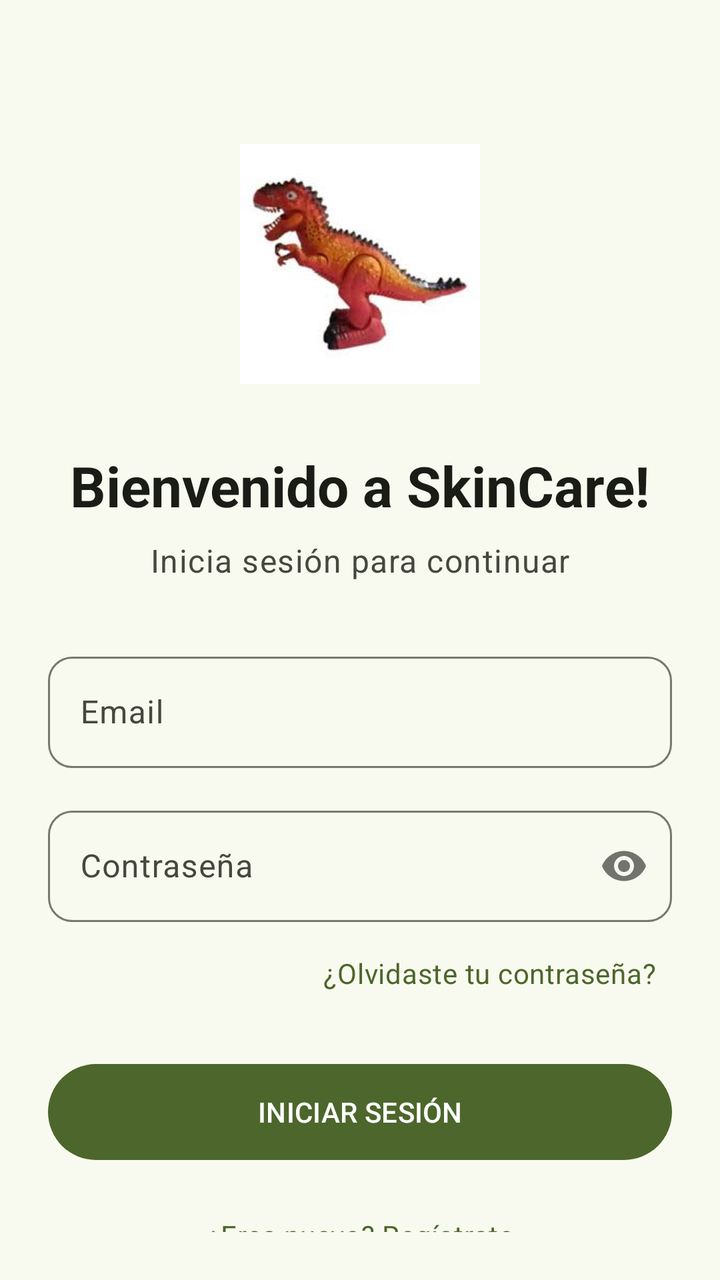
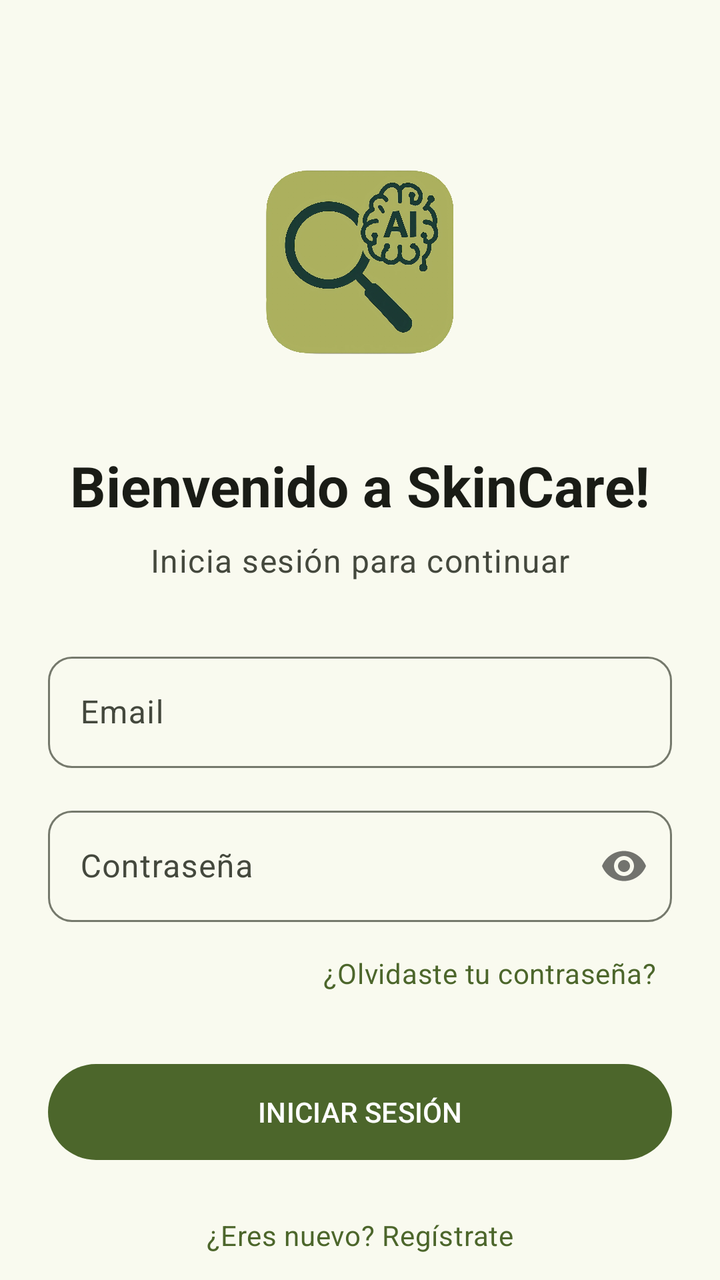

An Android layout rendered at two revisions. The XML below is the earlier revision; the diff shows what the commit changed to produce the second picture.
<!-- AndroidManifest.xml: activity theme Theme.SkinCare_TFM -->
<!-- res/layout/activity_login.xml -->
<androidx.constraintlayout.widget.ConstraintLayout xmlns:android="http://schemas.android.com/apk/res/android"
    xmlns:app="http://schemas.android.com/apk/res-auto"
    xmlns:tools="http://schemas.android.com/tools"
    android:layout_width="match_parent"
    android:layout_height="match_parent"
    android:background="?attr/colorSurface"
    android:padding="24dp"
    tools:context=".login.LoginActivity">

    
    <ImageView
        android:id="@+id/logoImageView"
        android:layout_width="120dp"
        android:layout_height="120dp"
        android:layout_marginTop="48dp"
        android:src="@drawable/dinosaur"
        android:transitionName="logoImageView"
        android:contentDescription="@string/app_logo_description"
        app:layout_constraintEnd_toEndOf="parent"
        app:layout_constraintStart_toStartOf="parent"
        app:layout_constraintTop_toTopOf="parent" />

    
    <TextView
        android:id="@+id/welcomeTextView"
        android:layout_width="wrap_content"
        android:layout_height="wrap_content"
        android:text="Bienvenido a SkinCare!"
        android:textAppearance="?attr/textAppearanceHeadlineMedium"
        android:textColor="?attr/colorOnSurface"
        android:textStyle="bold"
        android:transitionName="textTrans"
        app:layout_constraintTop_toBottomOf="@id/logoImageView"
        app:layout_constraintStart_toStartOf="parent"
        app:layout_constraintEnd_toEndOf="parent"
        android:layout_marginTop="32dp" />

    
    <TextView
        android:id="@+id/instructionsTextView"
        android:layout_width="wrap_content"
        android:layout_height="wrap_content"
        android:text="Inicia sesión para continuar"
        android:textAppearance="?attr/textAppearanceBodyLarge"
        android:textColor="?attr/colorOnSurfaceVariant"
        android:transitionName="instructionsTextView"
        app:layout_constraintTop_toBottomOf="@id/welcomeTextView"
        app:layout_constraintStart_toStartOf="parent"
        app:layout_constraintEnd_toEndOf="parent"
        android:layout_marginTop="8dp" />

    
    <com.google.android.material.textfield.TextInputLayout
        android:id="@+id/emailEditText"
        android:layout_width="0dp"
        android:layout_height="wrap_content"
        android:layout_marginTop="32dp"
        android:hint="Email"
        android:transitionName="emailEditText"
        style="@style/Widget.SkinCare_TFM.TextInputLayout"
        app:layout_constraintEnd_toEndOf="parent"
        app:layout_constraintStart_toStartOf="parent"
        app:layout_constraintTop_toBottomOf="@id/instructionsTextView">

        <com.google.android.material.textfield.TextInputEditText
            android:layout_width="match_parent"
            android:layout_height="wrap_content"
            android:inputType="textEmailAddress"
            android:textAppearance="?attr/textAppearanceBodyLarge" />

    </com.google.android.material.textfield.TextInputLayout>

    
    <com.google.android.material.textfield.TextInputLayout
        android:id="@+id/passwordEditText"
        android:layout_width="0dp"
        android:layout_height="wrap_content"
        android:layout_marginTop="16dp"
        android:hint="Contraseña"
        android:transitionName="passwordEditText"
        app:passwordToggleEnabled="true"
        style="@style/Widget.SkinCare_TFM.TextInputLayout"
        app:layout_constraintEnd_toEndOf="parent"
        app:layout_constraintStart_toStartOf="parent"
        app:layout_constraintTop_toBottomOf="@+id/emailEditText">

        <com.google.android.material.textfield.TextInputEditText
            android:layout_width="match_parent"
            android:layout_height="wrap_content"
            android:inputType="textPassword"
            android:textAppearance="?attr/textAppearanceBodyLarge" />

    </com.google.android.material.textfield.TextInputLayout>

    
    <TextView
        android:id="@+id/forgotPasswordTextView"
        android:layout_width="wrap_content"
        android:layout_height="wrap_content"
        android:text="¿Olvidaste tu contraseña?"
        android:textAppearance="?attr/textAppearanceBodyMedium"
        android:textColor="?attr/colorPrimary"
        android:background="?attr/selectableItemBackground"
        android:clickable="true"
        android:focusable="true"
        android:padding="8dp"
        app:layout_constraintEnd_toEndOf="parent"
        app:layout_constraintTop_toBottomOf="@+id/passwordEditText"
        android:layout_marginTop="8dp" />

    
    <com.google.android.material.button.MaterialButton
        android:id="@+id/loginButton"
        android:layout_width="0dp"
        android:layout_height="56dp"
        android:layout_marginTop="24dp"
        android:text="INICIAR SESIÓN"
        android:textAppearance="?attr/textAppearanceLabelLarge"
        android:transitionName="registerOrLoginButton"
        style="@style/Widget.SkinCare_TFM.Button"
        app:layout_constraintTop_toBottomOf="@id/forgotPasswordTextView"
        app:layout_constraintStart_toStartOf="parent"
        app:layout_constraintEnd_toEndOf="parent" />

    
    <TextView
        android:id="@+id/registerButton"
        android:layout_width="wrap_content"
        android:layout_height="wrap_content"
        android:text="¿Eres nuevo? Regístrate"
        android:textAppearance="?attr/textAppearanceBodyMedium"
        android:textColor="?attr/colorPrimary"
        android:background="?attr/selectableItemBackground"
        android:clickable="true"
        android:focusable="true"
        android:padding="8dp"
        android:transitionName="registerOrLoginEditText"
        app:layout_constraintTop_toBottomOf="@id/loginButton"
        app:layout_constraintStart_toStartOf="parent"
        app:layout_constraintEnd_toEndOf="parent"
        android:layout_marginTop="16dp" />

    
    <LinearLayout
        android:id="@+id/separator_layout"
        android:layout_width="0dp"
        android:layout_height="wrap_content"
        android:orientation="horizontal"
        android:gravity="center"
        android:layout_marginTop="32dp"
        app:layout_constraintTop_toBottomOf="@+id/registerButton"
        app:layout_constraintStart_toStartOf="parent"
        app:layout_constraintEnd_toEndOf="parent">

        <View
            android:layout_width="0dp"
            android:layout_height="1dp"
            android:layout_weight="1"
            android:background="?attr/colorOutlineVariant" />

        <TextView
            android:layout_width="wrap_content"
            android:layout_height="wrap_content"
            android:text="O continúa con"
            android:textAppearance="?attr/textAppearanceBodySmall"
            android:textColor="?attr/colorOnSurfaceVariant"
            android:layout_marginHorizontal="16dp" />

        <View
            android:layout_width="0dp"
            android:layout_height="1dp"
            android:layout_weight="1"
            android:background="?attr/colorOutlineVariant" />

    </LinearLayout>

    
    <com.google.android.gms.common.SignInButton
        android:id="@+id/googleSignInButton"
        android:layout_width="0dp"
        android:layout_height="56dp"
        android:layout_marginTop="24dp"
        app:layout_constraintTop_toBottomOf="@+id/separator_layout"
        app:layout_constraintStart_toStartOf="parent"
        app:layout_constraintEnd_toEndOf="parent" />

</androidx.constraintlayout.widget.ConstraintLayout>
<!-- resources referenced by this layout -->
<resources>
  <!-- drawable dinosaur: jpeg bitmap (drawable, 4791 bytes) -->
  <string name="app_logo_description">Logo de la aplicación SkinCare</string>
  <style name="Widget.SkinCare_TFM.Button" parent="Widget.Material3.Button">
          <item name="android:textAppearance">@style/TextAppearance.Material3.LabelLarge</item>
          <item name="cornerRadius">24dp</item>
          <item name="android:minHeight">48dp</item>
      </style>
  <style name="Widget.SkinCare_TFM.TextInputLayout" parent="Widget.Material3.TextInputLayout.OutlinedBox">
          <item name="boxCornerRadiusTopStart">12dp</item>
          <item name="boxCornerRadiusTopEnd">12dp</item>
          <item name="boxCornerRadiusBottomStart">12dp</item>
          <item name="boxCornerRadiusBottomEnd">12dp</item>
      </style>
  <style name="Theme.SkinCare_TFM" parent="Base.Theme.SkinCare_TFM" />
  <color name="md_theme_primary">#4C662B</color>
  <color name="md_theme_onPrimary">#FFFFFF</color>
  <color name="md_theme_primaryContainer">#CDEDA3</color>
  <color name="md_theme_onPrimaryContainer">#354E16</color>
  <color name="md_theme_secondary">#586249</color>
  <color name="md_theme_onSecondary">#FFFFFF</color>
  <color name="md_theme_secondaryContainer">#DCE7C8</color>
  <color name="md_theme_onSecondaryContainer">#404A33</color>
  <color name="md_theme_tertiary">#386663</color>
  <color name="md_theme_onTertiary">#FFFFFF</color>
  <color name="md_theme_tertiaryContainer">#BCECE7</color>
  <color name="md_theme_onTertiaryContainer">#1F4E4B</color>
  <color name="md_theme_error">#BA1A1A</color>
  <color name="md_theme_onError">#FFFFFF</color>
  <color name="md_theme_errorContainer">#FFDAD6</color>
  <color name="md_theme_onErrorContainer">#93000A</color>
  <color name="md_theme_background">#F9FAEF</color>
  <color name="md_theme_onBackground">#1A1C16</color>
  <color name="md_theme_surface">#F9FAEF</color>
  <color name="md_theme_onSurface">#1A1C16</color>
  <color name="md_theme_surfaceVariant">#E1E4D5</color>
  <color name="md_theme_onSurfaceVariant">#44483D</color>
  <color name="md_theme_outline">#75796C</color>
  <color name="md_theme_outlineVariant">#C5C8BA</color>
  <color name="md_theme_inverseSurface">#2F312A</color>
  <color name="md_theme_inverseOnSurface">#F1F2E6</color>
  <color name="md_theme_inversePrimary">#B1D18A</color>
  <color name="md_theme_primaryFixed">#CDEDA3</color>
  <color name="md_theme_onPrimaryFixed">#102000</color>
  <color name="md_theme_primaryFixedDim">#B1D18A</color>
  <color name="md_theme_onPrimaryFixedVariant">#354E16</color>
  <color name="md_theme_secondaryFixed">#DCE7C8</color>
  <color name="md_theme_onSecondaryFixed">#151E0B</color>
  <color name="md_theme_secondaryFixedDim">#BFCBAD</color>
  <color name="md_theme_onSecondaryFixedVariant">#404A33</color>
  <color name="md_theme_tertiaryFixed">#BCECE7</color>
  <color name="md_theme_onTertiaryFixed">#00201E</color>
  <color name="md_theme_tertiaryFixedDim">#A0D0CB</color>
  <color name="md_theme_onTertiaryFixedVariant">#1F4E4B</color>
  <color name="md_theme_surfaceDim">#DADBD0</color>
  <color name="md_theme_surfaceBright">#F9FAEF</color>
  <color name="md_theme_surfaceContainerLowest">#FFFFFF</color>
  <color name="md_theme_surfaceContainerLow">#F3F4E9</color>
  <color name="md_theme_surfaceContainer">#EEEFE3</color>
  <color name="md_theme_surfaceContainerHigh">#E8E9DE</color>
  <color name="md_theme_surfaceContainerHighest">#E2E3D8</color>
  <!-- unchanged entries left out for length: 1 -->
</resources>

<!-- the commit's change to res/layout/activity_login.xml (unified diff, before → after) -->
@@ -1,187 +1,194 @@
-<androidx.constraintlayout.widget.ConstraintLayout xmlns:android="http://schemas.android.com/apk/res/android"
+<androidx.core.widget.NestedScrollView xmlns:android="http://schemas.android.com/apk/res/android"
     xmlns:app="http://schemas.android.com/apk/res-auto"
     xmlns:tools="http://schemas.android.com/tools"
     android:layout_width="match_parent"
     android:layout_height="match_parent"
     android:background="?attr/colorSurface"
-    android:padding="24dp"
     tools:context=".login.LoginActivity">
 
-    
-    <ImageView
-        android:id="@+id/logoImageView"
-        android:layout_width="120dp"
-        android:layout_height="120dp"
-        android:layout_marginTop="48dp"
-        android:src="@drawable/dinosaur"
-        android:transitionName="logoImageView"
-        android:contentDescription="@string/app_logo_description"
-        app:layout_constraintEnd_toEndOf="parent"
-        app:layout_constraintStart_toStartOf="parent"
-        app:layout_constraintTop_toTopOf="parent" />
+    <androidx.constraintlayout.widget.ConstraintLayout
+        android:layout_width="match_parent"
+        android:layout_height="match_parent"
+        android:padding="24dp">
 
-    
-    <TextView
-        android:id="@+id/welcomeTextView"
-        android:layout_width="wrap_content"
-        android:layout_height="wrap_content"
-        android:text="Bienvenido a SkinCare!"
-        android:textAppearance="?attr/textAppearanceHeadlineMedium"
-        android:textColor="?attr/colorOnSurface"
-        android:textStyle="bold"
-        android:transitionName="textTrans"
-        app:layout_constraintTop_toBottomOf="@id/logoImageView"
-        app:layout_constraintStart_toStartOf="parent"
-        app:layout_constraintEnd_toEndOf="parent"
-        android:layout_marginTop="32dp" />
+        
+        <ImageView
+            android:id="@+id/logoImageView"
+            android:layout_width="120dp"
+            android:layout_height="120dp"
+            android:layout_marginTop="48dp"
+            android:src="@drawable/logo_skincare"
+            android:transitionName="logoImageView"
+            android:contentDescription="@string/app_logo_description"
+            app:layout_constraintEnd_toEndOf="parent"
+            app:layout_constraintStart_toStartOf="parent"
+            app:layout_constraintTop_toTopOf="parent" />
 
-    
-    <TextView
-        android:id="@+id/instructionsTextView"
-        android:layout_width="wrap_content"
-        android:layout_height="wrap_content"
-        android:text="Inicia sesión para continuar"
-        android:textAppearance="?attr/textAppearanceBodyLarge"
-        android:textColor="?attr/colorOnSurfaceVariant"
-        android:transitionName="instructionsTextView"
-        app:layout_constraintTop_toBottomOf="@id/welcomeTextView"
-        app:layout_constraintStart_toStartOf="parent"
-        app:layout_constraintEnd_toEndOf="parent"
-        android:layout_marginTop="8dp" />
-
-    
-    <com.google.android.material.textfield.TextInputLayout
-        android:id="@+id/emailEditText"
-        android:layout_width="0dp"
-        android:layout_height="wrap_content"
-        android:layout_marginTop="32dp"
-        android:hint="Email"
-        android:transitionName="emailEditText"
-        style="@style/Widget.SkinCare_TFM.TextInputLayout"
-        app:layout_constraintEnd_toEndOf="parent"
-        app:layout_constraintStart_toStartOf="parent"
-        app:layout_constraintTop_toBottomOf="@id/instructionsTextView">
-
-        <com.google.android.material.textfield.TextInputEditText
-            android:layout_width="match_parent"
-            android:layout_height="wrap_content"
-            android:inputType="textEmailAddress"
-            android:textAppearance="?attr/textAppearanceBodyLarge" />
-
-    </com.google.android.material.textfield.TextInputLayout>
-
-    
-    <com.google.android.material.textfield.TextInputLayout
-        android:id="@+id/passwordEditText"
-        android:layout_width="0dp"
-        android:layout_height="wrap_content"
-        android:layout_marginTop="16dp"
-        android:hint="Contraseña"
-        android:transitionName="passwordEditText"
-        app:passwordToggleEnabled="true"
-        style="@style/Widget.SkinCare_TFM.TextInputLayout"
-        app:layout_constraintEnd_toEndOf="parent"
-        app:layout_constraintStart_toStartOf="parent"
-        app:layout_constraintTop_toBottomOf="@+id/emailEditText">
-
-        <com.google.android.material.textfield.TextInputEditText
-            android:layout_width="match_parent"
-            android:layout_height="wrap_content"
-            android:inputType="textPassword"
-            android:textAppearance="?attr/textAppearanceBodyLarge" />
-
-    </com.google.android.material.textfield.TextInputLayout>
-
-    
-    <TextView
-        android:id="@+id/forgotPasswordTextView"
-        android:layout_width="wrap_content"
-        android:layout_height="wrap_content"
-        android:text="¿Olvidaste tu contraseña?"
-        android:textAppearance="?attr/textAppearanceBodyMedium"
-        android:textColor="?attr/colorPrimary"
-        android:background="?attr/selectableItemBackground"
-        android:clickable="true"
-        android:focusable="true"
-        android:padding="8dp"
-        app:layout_constraintEnd_toEndOf="parent"
-        app:layout_constraintTop_toBottomOf="@+id/passwordEditText"
-        android:layout_marginTop="8dp" />
-
-    
-    <com.google.android.material.button.MaterialButton
-        android:id="@+id/loginButton"
-        android:layout_width="0dp"
-        android:layout_height="56dp"
-        android:layout_marginTop="24dp"
-        android:text="INICIAR SESIÓN"
-        android:textAppearance="?attr/textAppearanceLabelLarge"
-        android:transitionName="registerOrLoginButton"
-        style="@style/Widget.SkinCare_TFM.Button"
-        app:layout_constraintTop_toBottomOf="@id/forgotPasswordTextView"
-        app:layout_constraintStart_toStartOf="parent"
-        app:layout_constraintEnd_toEndOf="parent" />
-
-    
-    <TextView
-        android:id="@+id/registerButton"
-        android:layout_width="wrap_content"
-        android:layout_height="wrap_content"
-        android:text="¿Eres nuevo? Regístrate"
-        android:textAppearance="?attr/textAppearanceBodyMedium"
-        android:textColor="?attr/colorPrimary"
-        android:background="?attr/selectableItemBackground"
-        android:clickable="true"
-        android:focusable="true"
-        android:padding="8dp"
-        android:transitionName="registerOrLoginEditText"
-        app:layout_constraintTop_toBottomOf="@id/loginButton"
-        app:layout_constraintStart_toStartOf="parent"
-        app:layout_constraintEnd_toEndOf="parent"
-        android:layout_marginTop="16dp" />
-
-    
-    <LinearLayout
-        android:id="@+id/separator_layout"
-        android:layout_width="0dp"
-        android:layout_height="wrap_content"
-        android:orientation="horizontal"
-        android:gravity="center"
-        android:layout_marginTop="32dp"
-        app:layout_constraintTop_toBottomOf="@+id/registerButton"
-        app:layout_constraintStart_toStartOf="parent"
-        app:layout_constraintEnd_toEndOf="parent">
-
-        <View
-            android:layout_width="0dp"
-            android:layout_height="1dp"
-            android:layout_weight="1"
-            android:background="?attr/colorOutlineVariant" />
-
+        
         <TextView
+            android:id="@+id/welcomeTextView"
             android:layout_width="wrap_content"
             android:layout_height="wrap_content"
-            android:text="O continúa con"
-            android:textAppearance="?attr/textAppearanceBodySmall"
+            android:text="Bienvenido a SkinCare!"
+            android:textAppearance="?attr/textAppearanceHeadlineMedium"
+            android:textColor="?attr/colorOnSurface"
+            android:textStyle="bold"
+            android:transitionName="textTrans"
+            app:layout_constraintTop_toBottomOf="@id/logoImageView"
+            app:layout_constraintStart_toStartOf="parent"
+            app:layout_constraintEnd_toEndOf="parent"
+            android:layout_marginTop="32dp" />
+
+        
+        <TextView
+            android:id="@+id/instructionsTextView"
+            android:layout_width="wrap_content"
+            android:layout_height="wrap_content"
+            android:text="Inicia sesión para continuar"
+            android:textAppearance="?attr/textAppearanceBodyLarge"
             android:textColor="?attr/colorOnSurfaceVariant"
-            android:layout_marginHorizontal="16dp" />
+            android:transitionName="instructionsTextView"
+            app:layout_constraintTop_toBottomOf="@id/welcomeTextView"
+            app:layout_constraintStart_toStartOf="parent"
+            app:layout_constraintEnd_toEndOf="parent"
+            android:layout_marginTop="8dp" />
 
-        <View
+        
+        <com.google.android.material.textfield.TextInputLayout
+            android:id="@+id/emailEditText"
             android:layout_width="0dp"
-            android:layout_height="1dp"
-            android:layout_weight="1"
-            android:background="?attr/colorOutlineVariant" />
+            android:layout_height="wrap_content"
+            android:layout_marginTop="32dp"
+            android:hint="Email"
+            android:transitionName="emailEditText"
+            style="@style/Widget.SkinCare_TFM.TextInputLayout"
+            app:layout_constraintEnd_toEndOf="parent"
+            app:layout_constraintStart_toStartOf="parent"
+            app:layout_constraintTop_toBottomOf="@id/instructionsTextView">
 
-    </LinearLayout>
+            <com.google.android.material.textfield.TextInputEditText
+                android:layout_width="match_parent"
+                android:layout_height="wrap_content"
+                android:inputType="textEmailAddress"
+                android:textAppearance="?attr/textAppearanceBodyLarge" />
 
-    
-    <com.google.android.gms.common.SignInButton
-        android:id="@+id/googleSignInButton"
-        android:layout_width="0dp"
-        android:layout_height="56dp"
-        android:layout_marginTop="24dp"
-        app:layout_constraintTop_toBottomOf="@+id/separator_layout"
-        app:layout_constraintStart_toStartOf="parent"
-        app:layout_constraintEnd_toEndOf="parent" />
+        </com.google.android.material.textfield.TextInputLayout>
 
-</androidx.constraintlayout.widget.ConstraintLayout>
+        
+        <com.google.android.material.textfield.TextInputLayout
+            android:id="@+id/passwordEditText"
+            android:layout_width="0dp"
+            android:layout_height="wrap_content"
+            android:layout_marginTop="16dp"
+            android:hint="Contraseña"
+            android:transitionName="passwordEditText"
+            app:passwordToggleEnabled="true"
+            style="@style/Widget.SkinCare_TFM.TextInputLayout"
+            app:layout_constraintEnd_toEndOf="parent"
+            app:layout_constraintStart_toStartOf="parent"
+            app:layout_constraintTop_toBottomOf="@+id/emailEditText">
+
+            <com.google.android.material.textfield.TextInputEditText
+                android:layout_width="match_parent"
+                android:layout_height="wrap_content"
+                android:inputType="textPassword"
+                android:textAppearance="?attr/textAppearanceBodyLarge" />
+
+        </com.google.android.material.textfield.TextInputLayout>
+
+        
+        <TextView
+            android:id="@+id/forgotPasswordTextView"
+            android:layout_width="wrap_content"
+            android:layout_height="wrap_content"
+            android:text="¿Olvidaste tu contraseña?"
+            android:textAppearance="?attr/textAppearanceBodyMedium"
+            android:textColor="?attr/colorPrimary"
+            android:background="?attr/selectableItemBackground"
+            android:clickable="true"
+            android:focusable="true"
+            android:padding="8dp"
+            app:layout_constraintEnd_toEndOf="parent"
+            app:layout_constraintTop_toBottomOf="@+id/passwordEditText"
+            android:layout_marginTop="8dp" />
+
+        
+        <com.google.android.material.button.MaterialButton
+            android:id="@+id/loginButton"
+            android:layout_width="0dp"
+            android:layout_height="56dp"
+            android:layout_marginTop="24dp"
+            android:text="INICIAR SESIÓN"
+            android:textAppearance="?attr/textAppearanceLabelLarge"
+            android:transitionName="registerOrLoginButton"
+            style="@style/Widget.SkinCare_TFM.Button"
+            app:layout_constraintTop_toBottomOf="@id/forgotPasswordTextView"
+            app:layout_constraintStart_toStartOf="parent"
+            app:layout_constraintEnd_toEndOf="parent" />
+
+        
+        <TextView
+            android:id="@+id/registerButton"
+            android:layout_width="wrap_content"
+            android:layout_height="wrap_content"
+            android:text="¿Eres nuevo? Regístrate"
+            android:textAppearance="?attr/textAppearanceBodyMedium"
+            android:textColor="?attr/colorPrimary"
+            android:background="?attr/selectableItemBackground"
+            android:clickable="true"
+            android:focusable="true"
+            android:padding="8dp"
+            android:transitionName="registerOrLoginEditText"
+            app:layout_constraintTop_toBottomOf="@id/loginButton"
+            app:layout_constraintStart_toStartOf="parent"
+            app:layout_constraintEnd_toEndOf="parent"
+            android:layout_marginTop="16dp" />
+
+        
+        <LinearLayout
+            android:id="@+id/separator_layout"
+            android:layout_width="0dp"
+            android:layout_height="wrap_content"
+            android:orientation="horizontal"
+            android:gravity="center"
+            android:layout_marginTop="32dp"
+            app:layout_constraintTop_toBottomOf="@+id/registerButton"
+            app:layout_constraintStart_toStartOf="parent"
+            app:layout_constraintEnd_toEndOf="parent">
+
+            <View
+                android:layout_width="0dp"
+                android:layout_height="1dp"
+                android:layout_weight="1"
+                android:background="?attr/colorOutlineVariant" />
+
+            <TextView
+                android:layout_width="wrap_content"
+                android:layout_height="wrap_content"
+                android:text="O continúa con"
+                android:textAppearance="?attr/textAppearanceBodySmall"
+                android:textColor="?attr/colorOnSurfaceVariant"
+                android:layout_marginHorizontal="16dp" />
+
+            <View
+                android:layout_width="0dp"
+                android:layout_height="1dp"
+                android:layout_weight="1"
+                android:background="?attr/colorOutlineVariant" />
+
+        </LinearLayout>
+
+        
+        <com.google.android.gms.common.SignInButton
+            android:id="@+id/googleSignInButton"
+            android:layout_width="0dp"
+            android:layout_height="56dp"
+            android:layout_marginTop="24dp"
+            app:layout_constraintTop_toBottomOf="@+id/separator_layout"
+            app:layout_constraintStart_toStartOf="parent"
+            app:layout_constraintEnd_toEndOf="parent" />
+
+    </androidx.constraintlayout.widget.ConstraintLayout>
+
+
+</androidx.core.widget.NestedScrollView>
<!-- resource entries referenced after the edit -->
@@ -1,6 +1,6 @@
 <!-- resources referenced by this layout -->
 <resources>
-  <!-- drawable dinosaur: jpeg bitmap (drawable, 4791 bytes) -->
+  <!-- drawable logo_skincare: png bitmap (drawable, 535143 bytes) -->
   <string name="app_logo_description">Logo de la aplicación SkinCare</string>
   <style name="Widget.SkinCare_TFM.Button" parent="Widget.Material3.Button">
           <item name="android:textAppearance">@style/TextAppearance.Material3.LabelLarge</item>
